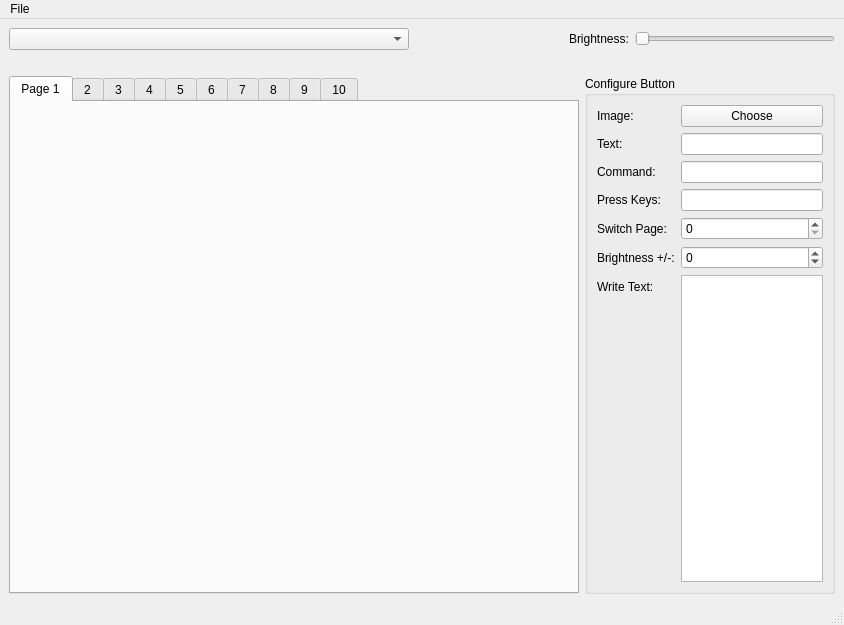
First picture: the form in streamdeck_ui/main.ui, repository timothycrosley/streamdeck-ui, before the edit.
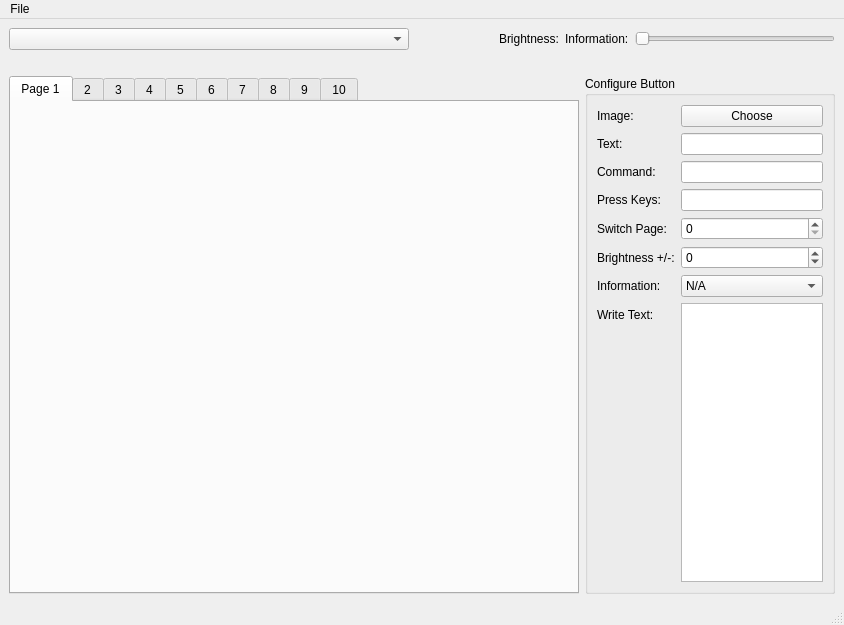
Second picture: the form after the edit.

Commit message: #72 Add initial support for displaying live feedback/information on specific keys

Diff of the .ui file:
```diff
--- a/streamdeck_ui/main.ui
+++ b/streamdeck_ui/main.ui
@@ -55,6 +55,19 @@
           </property>
          </widget>
         </item>
+        <item>
+         <widget class="QLabel" name="label_9">
+          <property name="sizePolicy">
+           <sizepolicy hsizetype="Fixed" vsizetype="Preferred">
+            <horstretch>0</horstretch>
+            <verstretch>0</verstretch>
+           </sizepolicy>
+          </property>
+          <property name="text">
+           <string>Information:</string>
+          </property>
+         </widget>
+        </item>
         <item>
          <widget class="QSlider" name="brightness">
           <property name="sizePolicy">
@@ -218,14 +231,14 @@
              <item row="3" column="1">
               <widget class="QLineEdit" name="keys"/>
              </item>
-             <item row="6" column="0">
+             <item row="7" column="0">
               <widget class="QLabel" name="label_6">
                <property name="text">
                 <string>Write Text:</string>
                </property>
               </widget>
              </item>
-             <item row="6" column="1">
+             <item row="7" column="1">
               <widget class="QPlainTextEdit" name="write"/>
              </item>
              <item row="4" column="0">
@@ -262,6 +275,27 @@
                </property>
               </widget>
              </item>
+             <item row="6" column="0">
+              <widget class="QLabel" name="label_9">
+               <property name="text">
+                <string>Information:</string>
+               </property>
+              </widget>
+             </item>
+             <item row="6" column="1">
+              <widget class="QComboBox" name="information">
+               <item>
+                <property name="text">
+                 <string>N/A</string>
+                </property>
+               </item>
+               <item>
+                <property name="text">
+                 <string>Current Time (H:M:S)</string>
+                </property>
+               </item>
+              </widget>
+             </item>
             </layout>
            </item>
           </layout>
```
Left out of the diff: 2 changed lines with no effect on the pictures. The commit also changes 3 other files.
